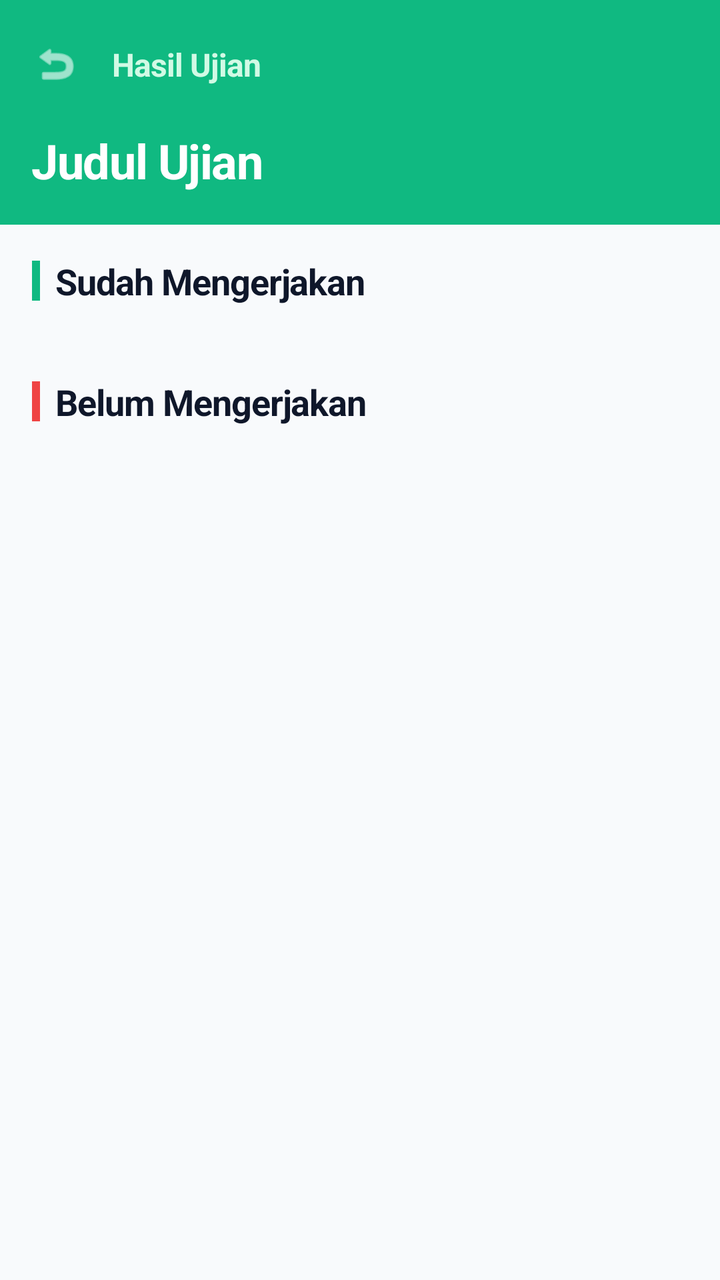
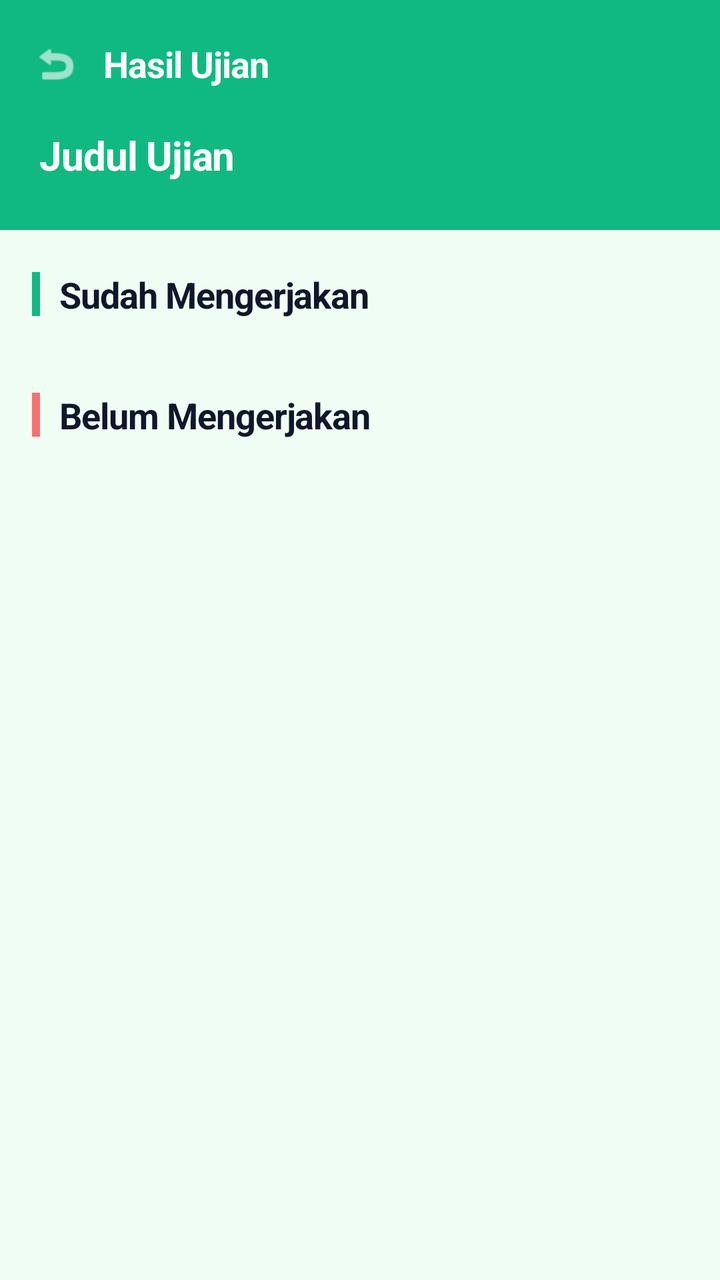

An Android layout rendered at two revisions. The XML below is the earlier revision; the diff shows what the commit changed to produce the second picture.
<!-- AndroidManifest.xml: application theme Theme.IFUnjaniExam -->
<!-- res/layout/activity_exam_results.xml -->
<?xml version="1.0" encoding="utf-8"?>
<androidx.coordinatorlayout.widget.CoordinatorLayout xmlns:android="http://schemas.android.com/apk/res/android"
    xmlns:app="http://schemas.android.com/apk/res-auto"
    android:layout_width="match_parent"
    android:layout_height="match_parent"
    android:background="#F8FAFC">

    <com.google.android.material.appbar.AppBarLayout
        android:id="@+id/appBarLayout"
        android:layout_width="match_parent"
        android:layout_height="wrap_content"
        app:elevation="0dp"
        android:background="#10B981"
        app:layout_constraintTop_toTopOf="parent">

        <androidx.constraintlayout.widget.ConstraintLayout
            android:id="@+id/topBar"
            android:layout_width="match_parent"
            android:layout_height="?attr/actionBarSize">

            <ImageView
                android:id="@+id/btnBack"
                android:layout_width="40dp"
                android:layout_height="40dp"
                android:layout_marginStart="8dp"
                android:padding="8dp"
                android:src="@android:drawable/ic_menu_revert"
                app:tint="#FFFFFF"
                android:background="?attr/selectableItemBackgroundBorderless"
                android:clickable="true"
                android:focusable="true"
                app:layout_constraintBottom_toBottomOf="parent"
                app:layout_constraintStart_toStartOf="parent"
                app:layout_constraintTop_toTopOf="parent" />

            <TextView
                android:layout_width="wrap_content"
                android:layout_height="wrap_content"
                android:layout_marginStart="8dp"
                android:text="Hasil Ujian"
                android:textColor="#D1FAE5"
                android:textSize="16sp"
                android:textStyle="bold"
                android:letterSpacing="-0.02"
                app:layout_constraintBottom_toBottomOf="parent"
                app:layout_constraintStart_toEndOf="@id/btnBack"
                app:layout_constraintTop_toTopOf="parent" />
        </androidx.constraintlayout.widget.ConstraintLayout>
        
        <LinearLayout
            android:layout_width="match_parent"
            android:layout_height="wrap_content"
            android:paddingHorizontal="16dp"
            android:paddingBottom="16dp"
            android:orientation="vertical">
            <TextView
                android:id="@+id/tvExamTitle"
                android:layout_width="match_parent"
                android:layout_height="wrap_content"
                android:text="Judul Ujian"
                android:textColor="#FFFFFF"
                android:textSize="24sp"
                android:textStyle="bold"
                android:letterSpacing="-0.02" />
        </LinearLayout>
    </com.google.android.material.appbar.AppBarLayout>

    
    <FrameLayout
        android:layout_width="match_parent"
        android:layout_height="match_parent"
        app:layout_behavior="@string/appbar_scrolling_view_behavior">

        <androidx.core.widget.NestedScrollView
            android:layout_width="match_parent"
            android:layout_height="match_parent">

            <LinearLayout
                android:layout_width="match_parent"
                android:layout_height="wrap_content"
                android:orientation="vertical"
                android:padding="16dp">

                
                <LinearLayout
                    android:layout_width="match_parent"
                    android:layout_height="wrap_content"
                    android:gravity="center_vertical"
                    android:orientation="horizontal"
                    android:layout_marginBottom="12dp">
                    <View
                        android:layout_width="4dp"
                        android:layout_height="20dp"
                        android:background="#10B981"
                        android:layout_marginEnd="8dp"
                        app:cornerRadius="2dp" />
                    <TextView
                        android:layout_width="wrap_content"
                        android:layout_height="wrap_content"
                        android:text="Sudah Mengerjakan"
                        android:textColor="#0F172A"
                        android:textSize="18sp"
                        android:textStyle="bold"
                        android:letterSpacing="-0.02" />
                </LinearLayout>

                <androidx.recyclerview.widget.RecyclerView
                    android:id="@+id/rvCompleted"
                    android:layout_width="match_parent"
                    android:layout_height="wrap_content"
                    android:nestedScrollingEnabled="false" />

                <TextView
                    android:id="@+id/tvEmptyCompleted"
                    android:layout_width="match_parent"
                    android:layout_height="wrap_content"
                    android:text="Belum ada yang mengerjakan"
                    android:textColor="#64748B"
                    android:gravity="center"
                    android:padding="16dp"
                    android:visibility="gone" />

                
                <LinearLayout
                    android:layout_width="match_parent"
                    android:layout_height="wrap_content"
                    android:gravity="center_vertical"
                    android:orientation="horizontal"
                    android:layout_marginTop="24dp"
                    android:layout_marginBottom="12dp">
                    <View
                        android:layout_width="4dp"
                        android:layout_height="20dp"
                        android:background="#EF4444"
                        android:layout_marginEnd="8dp"
                        app:cornerRadius="2dp" />
                    <TextView
                        android:layout_width="wrap_content"
                        android:layout_height="wrap_content"
                        android:text="Belum Mengerjakan"
                        android:textColor="#0F172A"
                        android:textSize="18sp"
                        android:textStyle="bold"
                        android:letterSpacing="-0.02" />
                </LinearLayout>

                <androidx.recyclerview.widget.RecyclerView
                    android:id="@+id/rvNotCompleted"
                    android:layout_width="match_parent"
                    android:layout_height="wrap_content"
                    android:nestedScrollingEnabled="false" />

                <TextView
                    android:id="@+id/tvEmptyNotCompleted"
                    android:layout_width="match_parent"
                    android:layout_height="wrap_content"
                    android:text="Semua mahasiswa telah mengerjakan"
                    android:textColor="#64748B"
                    android:gravity="center"
                    android:padding="16dp"
                    android:visibility="gone" />
            </LinearLayout>
        </androidx.core.widget.NestedScrollView>

        <ProgressBar
            android:id="@+id/progressBar"
            android:layout_width="wrap_content"
            android:layout_height="wrap_content"
            android:layout_gravity="center"
            android:indeterminateTint="#10B981"
            android:visibility="gone" />

    </FrameLayout>
</androidx.coordinatorlayout.widget.CoordinatorLayout>
<!-- resources referenced by this layout -->
<resources>
  <style name="Theme.IFUnjaniExam" parent="Base.Theme.IFUnjaniExam" />
  <style name="Base.Theme.IFUnjaniExam" parent="Theme.Material3.DayNight.NoActionBar">
          
          
      </style>
</resources>

<!-- the commit's change to res/layout/activity_exam_results.xml (unified diff, before → after) -->
@@ -3,63 +3,62 @@
     xmlns:app="http://schemas.android.com/apk/res-auto"
     android:layout_width="match_parent"
     android:layout_height="match_parent"
-    android:background="#F8FAFC">
+    android:background="#F0FDF4">
 
+    
     <com.google.android.material.appbar.AppBarLayout
         android:id="@+id/appBarLayout"
         android:layout_width="match_parent"
         android:layout_height="wrap_content"
         app:elevation="0dp"
-        android:background="#10B981"
-        app:layout_constraintTop_toTopOf="parent">
+        android:background="#10B981">
 
-        <androidx.constraintlayout.widget.ConstraintLayout
-            android:id="@+id/topBar"
+        
+        <LinearLayout
             android:layout_width="match_parent"
-            android:layout_height="?attr/actionBarSize">
+            android:layout_height="?attr/actionBarSize"
+            android:gravity="center_vertical"
+            android:orientation="horizontal"
+            android:paddingHorizontal="8dp">
 
             <ImageView
                 android:id="@+id/btnBack"
                 android:layout_width="40dp"
                 android:layout_height="40dp"
-                android:layout_marginStart="8dp"
                 android:padding="8dp"
                 android:src="@android:drawable/ic_menu_revert"
                 app:tint="#FFFFFF"
                 android:background="?attr/selectableItemBackgroundBorderless"
                 android:clickable="true"
-                android:focusable="true"
-                app:layout_constraintBottom_toBottomOf="parent"
-                app:layout_constraintStart_toStartOf="parent"
-                app:layout_constraintTop_toTopOf="parent" />
+                android:focusable="true" />
 
             <TextView
                 android:layout_width="wrap_content"
                 android:layout_height="wrap_content"
-                android:layout_marginStart="8dp"
+                android:layout_marginStart="4dp"
                 android:text="Hasil Ujian"
-                android:textColor="#D1FAE5"
-                android:textSize="16sp"
+                android:textColor="#FFFFFF"
+                android:textSize="18sp"
                 android:textStyle="bold"
-                android:letterSpacing="-0.02"
-                app:layout_constraintBottom_toBottomOf="parent"
-                app:layout_constraintStart_toEndOf="@id/btnBack"
-                app:layout_constraintTop_toTopOf="parent" />
-        </androidx.constraintlayout.widget.ConstraintLayout>
+                android:letterSpacing="-0.02" />
+        </LinearLayout>
+
         
         <LinearLayout
             android:layout_width="match_parent"
             android:layout_height="wrap_content"
-            android:paddingHorizontal="16dp"
-            android:paddingBottom="16dp"
+            android:paddingHorizontal="20dp"
+            android:paddingTop="0dp"
+            android:paddingBottom="24dp"
             android:orientation="vertical">
+
             <TextView
                 android:id="@+id/tvExamTitle"
                 android:layout_width="match_parent"
                 android:layout_height="wrap_content"
                 android:text="Judul Ujian"
                 android:textColor="#FFFFFF"
-                android:textSize="24sp"
+                android:textSize="20sp"
                 android:textStyle="bold"
                 android:letterSpacing="-0.02" />
         </LinearLayout>
@@ -79,7 +78,9 @@
                 android:layout_width="match_parent"
                 android:layout_height="wrap_content"
                 android:orientation="vertical"
-                android:padding="16dp">
+                android:paddingHorizontal="16dp"
+                android:paddingTop="20dp"
+                android:paddingBottom="32dp">
 
                 
                 <LinearLayout
@@ -88,12 +89,14 @@
                     android:gravity="center_vertical"
                     android:orientation="horizontal"
                     android:layout_marginBottom="12dp">
+
                     <View
                         android:layout_width="4dp"
-                        android:layout_height="20dp"
+                        android:layout_height="22dp"
                         android:background="#10B981"
-                        android:layout_marginEnd="8dp"
-                        app:cornerRadius="2dp" />
+                        android:layout_marginEnd="10dp"
+                        app:cornerRadius="4dp" />
+
                     <TextView
                         android:layout_width="wrap_content"
                         android:layout_height="wrap_content"
@@ -115,7 +118,7 @@
                     android:layout_width="match_parent"
                     android:layout_height="wrap_content"
                     android:text="Belum ada yang mengerjakan"
-                    android:textColor="#64748B"
+                    android:textColor="#94A3B8"
                     android:gravity="center"
                     android:padding="16dp"
                     android:visibility="gone" />
@@ -128,12 +131,14 @@
                     android:orientation="horizontal"
                     android:layout_marginTop="24dp"
                     android:layout_marginBottom="12dp">
+
                     <View
                         android:layout_width="4dp"
-                        android:layout_height="20dp"
-                        android:background="#EF4444"
-                        android:layout_marginEnd="8dp"
-                        app:cornerRadius="2dp" />
+                        android:layout_height="22dp"
+                        android:background="#F87171"
+                        android:layout_marginEnd="10dp"
+                        app:cornerRadius="4dp" />
+
                     <TextView
                         android:layout_width="wrap_content"
                         android:layout_height="wrap_content"
@@ -154,10 +159,11 @@
                     android:id="@+id/tvEmptyNotCompleted"
                     android:layout_width="match_parent"
                     android:layout_height="wrap_content"
-                    android:text="Semua mahasiswa telah mengerjakan"
-                    android:textColor="#64748B"
+                    android:text="Semua mahasiswa telah mengerjakan ✓"
+                    android:textColor="#10B981"
                     android:gravity="center"
                     android:padding="16dp"
+                    android:textStyle="bold"
                     android:visibility="gone" />
             </LinearLayout>
         </androidx.core.widget.NestedScrollView>
